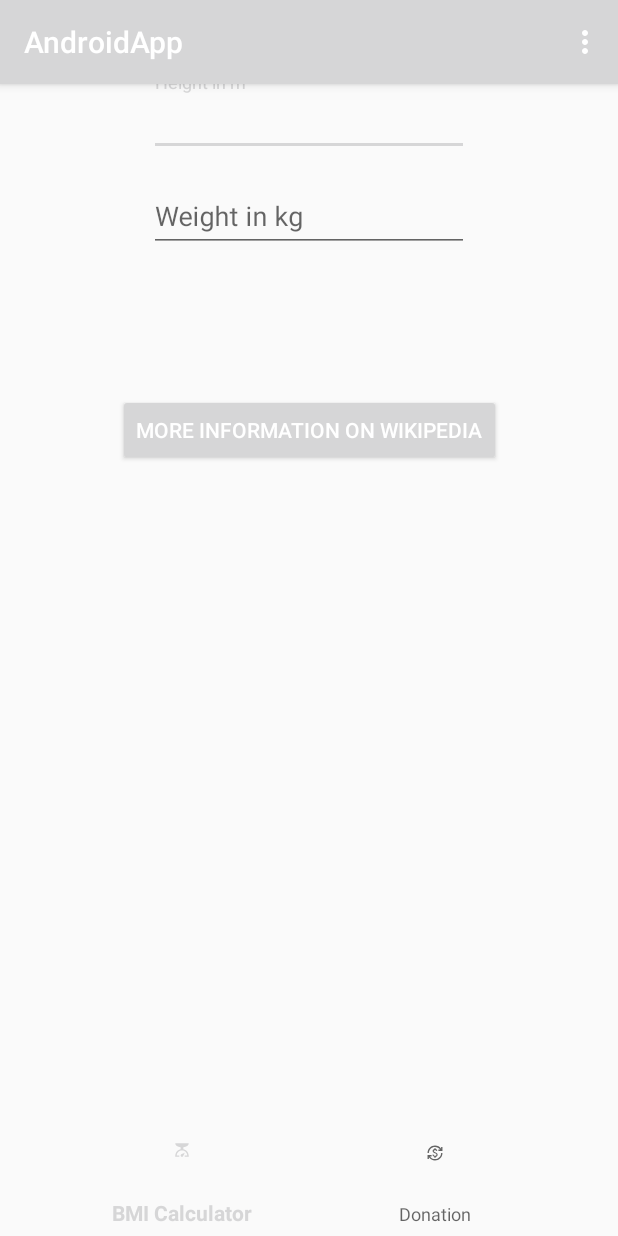
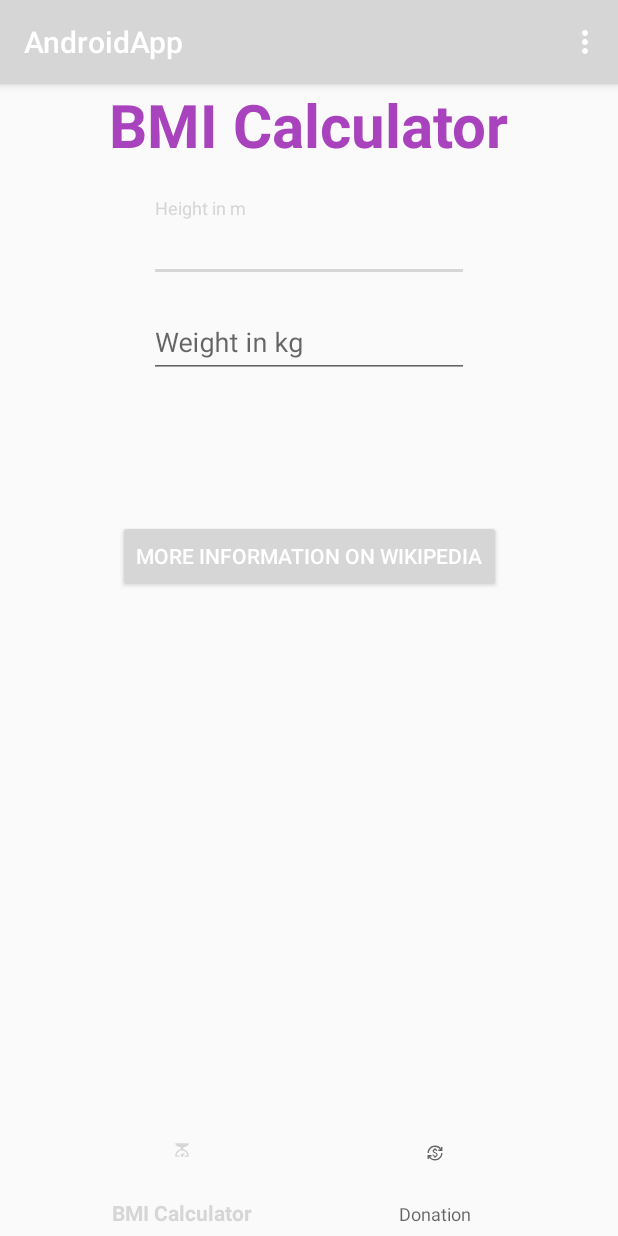
Before and after one commit to bobby-bloom/LF-ZQ16A_AndroidApp, an Android app: the screen it shows after launch (MainActivity), on a phone screen of 412 x 824 dp. Run offline under Robolectric (Android 15) with nearby library versions, the phone set to English and light mode, and no system bars.

Commit message:
add view header and changed styles

```diff
--- a/app/src/main/java/com/kotbros/android_app/MainActivity.java
+++ b/app/src/main/java/com/kotbros/android_app/MainActivity.java
@@ -4,10 +4,12 @@ import android.content.Intent;
 import android.os.Bundle;
 import android.view.Menu;
 import android.view.MenuItem;
+import android.widget.TextView;
 
 import androidx.activity.EdgeToEdge;
 import androidx.annotation.NonNull;
 import androidx.appcompat.app.AppCompatActivity;
+import androidx.fragment.app.Fragment;
 
 import com.google.android.material.bottomnavigation.BottomNavigationView;
 import com.google.android.material.navigation.NavigationBarView;
@@ -60,18 +62,21 @@ public class MainActivity extends AppCompatActivity implements NavigationBarView
     public boolean onNavigationItemSelected(@NonNull MenuItem item) {
         final int id = item.getItemId();
         if (id == R.id.bmi_calc_menu) {
-            getSupportFragmentManager()
-                    .beginTransaction()
-                    .replace(R.id.flFragment, bmiFragment)
-                    .commit();
+            setFrame(bmiFragment, R.string.bmi_calc_menu);
             return true;
         } else if (id == R.id.donation_menu) {
-            getSupportFragmentManager()
-                    .beginTransaction()
-                    .replace(R.id.flFragment, donationFragment)
-                    .commit();
+            setFrame(donationFragment, R.string.donation_menu);
             return true;
         }
         return false;
     }
+
+    private void setFrame(Fragment fragment, int resId) {
+        getSupportFragmentManager()
+            .beginTransaction()
+            .replace(R.id.flFragment, fragment)
+            .commit();
+        TextView header = (TextView)this.findViewById(R.id.fragment_header);
+        header.setText(getString(resId));
+    }
 }
--- a/app/src/main/res/layout/activity_main.xml
+++ b/app/src/main/res/layout/activity_main.xml
@@ -7,24 +7,46 @@
     android:layout_height="match_parent"
     tools:context=".MainActivity">
 
+    <TextView
+        android:id="@+id/fragment_header"
+        android:layout_width="wrap_content"
+        android:layout_height="wrap_content"
+        android:layout_marginEnd="8dp"
+        android:layout_marginLeft="8dp"
+        android:layout_marginRight="8dp"
+        android:layout_marginStart="8dp"
+        android:layout_marginTop="56dp"
+        android:textColor="#A942BD"
+        android:textSize="40sp"
+        android:textStyle="bold"
+        android:text="@string/bmi_calc_menu"
+        app:layout_constraintTop_toTopOf="parent"
+        app:layout_constraintStart_toStartOf="parent"
+        app:layout_constraintEnd_toEndOf="parent"
+        app:layout_constraintHorizontal_bias="0.5"
+    />
+
     <FrameLayout
         android:id="@+id/flFragment"
         android:layout_width="match_parent"
         android:layout_height="0dp"
+        android:layout_marginTop="116dp"
         app:layout_constraintBottom_toTopOf="@+id/bottomNavigationView"
         app:layout_constraintEnd_toEndOf="parent"
         app:layout_constraintHorizontal_bias="0.5"
         app:layout_constraintStart_toStartOf="parent"
-        app:layout_constraintTop_toTopOf="parent" />
+        app:layout_constraintTop_toTopOf="parent"
+    />
 
     <com.google.android.material.bottomnavigation.BottomNavigationView
         android:id="@+id/bottomNavigationView"
         android:layout_width="match_parent"
         android:layout_height="75dp"
+        app:layout_constraintStart_toStartOf="parent"
         app:layout_constraintBottom_toBottomOf="parent"
         app:layout_constraintEnd_toEndOf="parent"
         app:layout_constraintHorizontal_bias="0.5"
-        app:layout_constraintStart_toStartOf="parent"
-        app:menu="@menu/menu_footer"/>
+        app:menu="@menu/menu_footer"
+    />
 
 </androidx.constraintlayout.widget.ConstraintLayout>
--- a/app/src/main/res/layout/fragment_bmi.xml
+++ b/app/src/main/res/layout/fragment_bmi.xml
@@ -28,7 +28,7 @@
                 android:layout_marginLeft="16dp"
                 android:layout_marginRight="16dp"
                 android:layout_marginStart="16dp"
-                android:layout_marginTop="48dp"
+                android:layout_marginTop="16dp"
                 app:layout_constraintEnd_toEndOf="parent"
                 app:layout_constraintStart_toStartOf="parent"
                 app:layout_constraintTop_toTopOf="parent">
```
Also changed, not shown: app/src/main/res/layout/fragment_privacy_policy.xml (+19 -6 lines).
